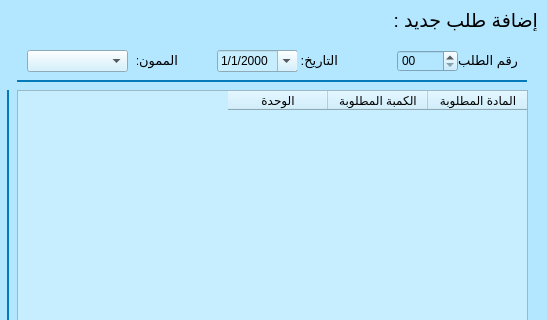
The window that user_interfaces/add_new_commande.ui (otmanLAHRECHE/EpspRestaurant) describes before a commit, drawn with Qt 5; both pictures show x 133 to 680 and y 0 to 320 of the 680 by 507 pixel window.
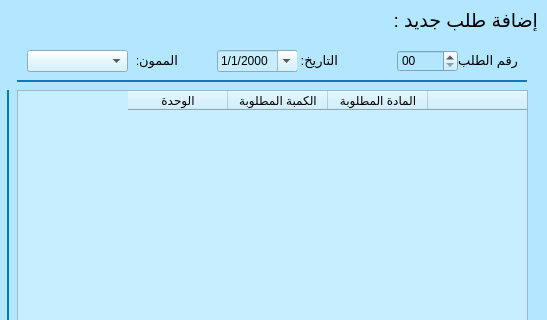
The same window after the commit.

What changed in the file:
```diff
--- a/user_interfaces/add_new_commande.ui
+++ b/user_interfaces/add_new_commande.ui
@@ -116,6 +116,11 @@
    <attribute name="verticalHeaderVisible">
     <bool>false</bool>
    </attribute>
+   <column>
+    <property name="text">
+     <string/>
+    </property>
+   </column>
    <column>
     <property name="text">
      <string>المادة المطلوبة</string>
```
